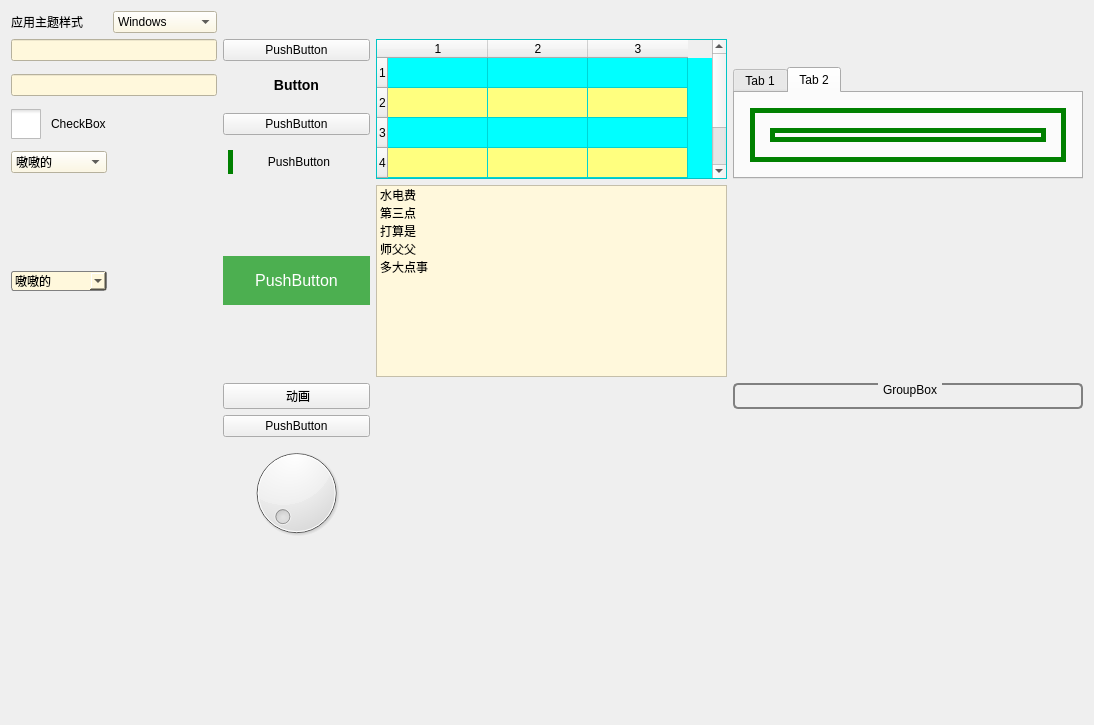
TYHJgy/QT-demo, file widgetsDemo/styledemoform.ui: the form before one commit.
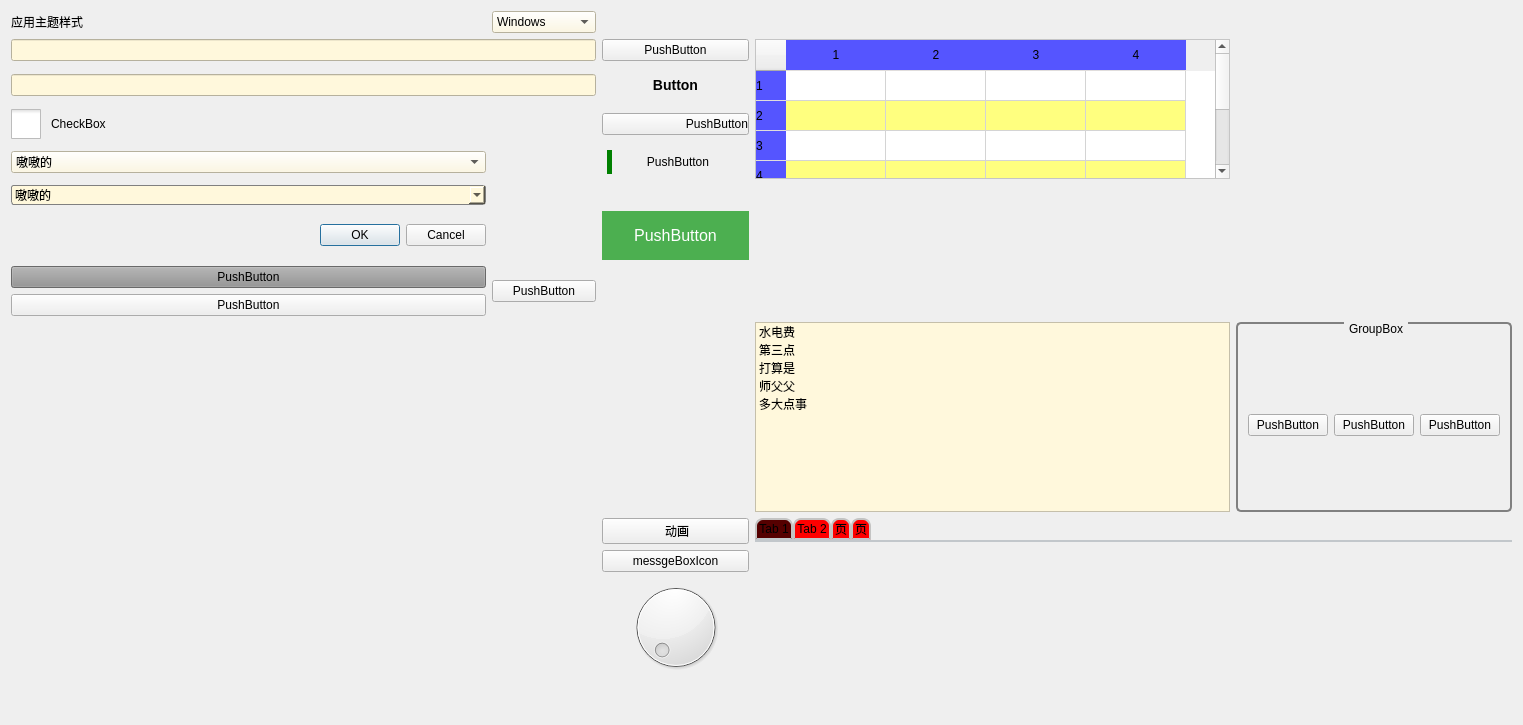
The form after the commit. Icons and pictures are not drawn.

Diff of the .ui file:
```diff
--- a/widgetsDemo/styledemoform.ui
+++ b/widgetsDemo/styledemoform.ui
@@ -6,7 +6,7 @@
    <rect>
     <x>0</x>
     <y>0</y>
-    <width>1094</width>
+    <width>1523</width>
     <height>725</height>
    </rect>
   </property>
@@ -19,17 +19,30 @@
     background-color: cornsilk;
     selection-color: #0a214c; 
     selection-background-color: #C19A6B;
+}
+
+QPushButton#pushButton_8{
+	background-color: rgb(147, 147, 147);
+	left: 20px;
+}
+QPushButton#pushButton_5{
+	icon:url(:/image/image/7903/w8.ico);
+}
+
+QMessageBox {
+	dialogbuttonbox-buttons-have-icons: true;
+	dialog-ok-icon: url(:/image/image/7903/w8.ico);
+	dialog-cancel-icon: url(:/image/image/7903/w8.ico);
+}
+
+QDialogButtonBox { 
+	dialogbuttonbox-buttons-have-icons: 1; 
+    dialog-cancel-icon: url(:/image/image/7903/w8.ico),
+                        url(:/image/image/7903/w8.ico) disabled;
 }</string>
   </property>
   <layout class="QGridLayout" name="gridLayout">
-   <item row="0" column="0">
-    <widget class="QLabel" name="label">
-     <property name="text">
-      <string>应用主题样式</string>
-     </property>
-    </widget>
-   </item>
-   <item row="9" column="2">
+   <item row="13" column="2">
     <spacer name="verticalSpacer">
      <property name="orientation">
       <enum>Qt::Vertical</enum>
@@ -42,6 +55,69 @@
      </property>
     </spacer>
    </item>
+   <item row="1" column="2">
+    <widget class="QPushButton" name="pushButton">
+     <property name="styleSheet">
+      <string notr="true">icon-size:10px</string>
+     </property>
+     <property name="text">
+      <string>PushButton</string>
+     </property>
+     <property name="icon">
+      <iconset resource="img.qrc">
+       <normaloff>:/image/image/7903/w8.ico</normaloff>:/image/image/7903/w8.ico</iconset>
+     </property>
+    </widget>
+   </item>
+   <item row="1" column="3" rowspan="4">
+    <widget class="QTableWidget" name="tableWidget">
+     <property name="styleSheet">
+      <string notr="true">QTableWidget {
+    selection-background-color: qlineargradient(x1: 0, y1: 0, x2: 0.5, y2: 0.5,
+                                stop: 0 #FF92BB, stop: 1 white);	
+	alternate-background-color: rgb(0, 255, 127);
+	background-color: rgb(255, 255, 255);
+	alternate-background-color: rgb(255, 255, 127);
+	
+}
+QTableWidget QTableCornerButton::section {
+    background: red;
+    border: 2px outset red;
+}
+QTableWidget::indicator:unchecked {
+    background-color: #d7d6d5
+}
+/*这里是表格表头样式*/
+QHeaderView::section {
+	background-color: rgb(85, 85, 255);
+    border:0px solid #E0DDDC;   /*先把边框宽度设为0，即隐藏所有表头边框*/
+    border-bottom:1px solid #E0DDDC;/*然后只显示下边框，因为上边框和左右边框是整个Table的边框，都显示会有2px的边框宽度*/
+    height:30px;                /*表头高度*/
+	width:30px;
+}
+</string>
+     </property>
+     <property name="alternatingRowColors">
+      <bool>true</bool>
+     </property>
+     <property name="rowCount">
+      <number>6</number>
+     </property>
+     <property name="columnCount">
+      <number>4</number>
+     </property>
+     <row/>
+     <row/>
+     <row/>
+     <row/>
+     <row/>
+     <row/>
+     <column/>
+     <column/>
+     <column/>
+     <column/>
+    </widget>
+   </item>
    <item row="2" column="0" colspan="2">
     <widget class="QLineEdit" name="lineEdit_2">
      <property name="styleSheet">
@@ -49,39 +125,6 @@
      </property>
     </widget>
    </item>
-   <item row="7" column="2">
-    <widget class="QPushButton" name="pushButton_7">
-     <property name="styleSheet">
-      <string notr="true">QPushButton#pushButton_7::menu-indicator {
-	image: url(:/image/image/7903/w8.ico);
-}
-QPushButton::menu-indicator {
-    image: url(myindicator.png);
-    subcontrol-position: right center;
-    subcontrol-origin: padding;
-    left: -2px;
-}</string>
-     </property>
-     <property name="text">
-      <string>PushButton</string>
-     </property>
-    </widget>
-   </item>
-   <item row="4" column="2">
-    <widget class="QPushButton" name="pushButton_4">
-     <property name="styleSheet">
-      <string notr="true">width: 30px;
-border: 5px solid green;
-padding: 5px;
-margin: 5px;
-border-style:none;
-border-left-style:solid;</string>
-     </property>
-     <property name="text">
-      <string>PushButton</string>
-     </property>
-    </widget>
-   </item>
    <item row="0" column="1">
     <widget class="QComboBox" name="comboBox">
      <item>
@@ -101,40 +144,89 @@
      </item>
     </widget>
    </item>
-   <item row="6" column="4">
-    <widget class="QGroupBox" name="groupBox">
-     <property name="styleSheet">
-      <string notr="true">QGroupBox {
-    background-color: qlineargradient(x1: 0, y1: 0, x2: 0, y2: 1,
-                                      stop: 0 #E0E0E0, stop: 1 #FFFFFF);
-    border: 2px solid gray;
-    border-radius: 5px;
-    margin-top: 1ex; /* leave space at the top for the title */
-}
-
-QGroupBox::title {
-    subcontrol-origin: margin;
-    subcontrol-position: top center; /* position at the top center */
-    padding: 0 3px;
-    background-color: qlineargradient(x1: 0, y1: 0, x2: 0, y2: 1,
-                                      stop: 0 #FF0ECE, stop: 1 #FFFFFF);
-}
-
-QGroupBox::indicator {
-    width: 13px;
-    height: 13px;
-}
-
-QGroupBox::indicator:unchecked {
-    mage: url(:/image/image/7903/w8.ico);
-}</string>
-     </property>
-     <property name="title">
-      <string>GroupBox</string>
-     </property>
-    </widget>
-   </item>
    <item row="6" column="2">
+    <widget class="QPushButton" name="pushButton_5">
+     <property name="styleSheet">
+      <string notr="true">    background-color: #4CAF50; /* Green */
+    border: none;
+    color: white;
+    padding: 15px 32px;
+    text-align: center;
+    text-decoration: none;
+    display: inline-block;
+    font-size: 16px;
+
+icon:url(:/image/image/7903/w8.ico);
+icon-size:15px;</string>
+     </property>
+     <property name="text">
+      <string>PushButton</string>
+     </property>
+     <property name="iconSize">
+      <size>
+       <width>10</width>
+       <height>10</height>
+      </size>
+     </property>
+    </widget>
+   </item>
+   <item row="10" column="3" colspan="2">
+    <widget class="QTabWidget" name="tabWidget_2">
+     <property name="styleSheet">
+      <string notr="true">QTabWidget::pane { 
+    border-top: 2px solid #C2C7CB;
+}
+QTabWidget::tab-bar {
+    
+    alignment: center;
+}
+
+QTabBar::tab:selected{
+	
+	background-color: rgb(85, 0, 0);
+}
+QTabBar::tab:hover {
+	
+	background-color: rgb(85, 0, 0);
+}
+
+QTabBar::tab {
+	
+	background-color: rgb(255, 0, 0);
+    border: 2px solid #C4C4C3;
+    border-bottom-color: #C2C7CB; /* same as the pane color */
+    border-top-left-radius: 8px;
+    border-top-right-radius: 8px;
+    min-width: 15ex;
+    padding: 2px;
+}</string>
+     </property>
+     <property name="currentIndex">
+      <number>0</number>
+     </property>
+     <widget class="QWidget" name="tab_3">
+      <attribute name="title">
+       <string>Tab 1</string>
+      </attribute>
+     </widget>
+     <widget class="QWidget" name="tab_4">
+      <attribute name="title">
+       <string>Tab 2</string>
+      </attribute>
+     </widget>
+     <widget class="QWidget" name="tab_5">
+      <attribute name="title">
+       <string>页</string>
+      </attribute>
+     </widget>
+     <widget class="QWidget" name="tab_6">
+      <attribute name="title">
+       <string>页</string>
+      </attribute>
+     </widget>
+    </widget>
+   </item>
+   <item row="10" column="2">
     <widget class="QPushButton" name="pushButton_6">
      <property name="styleSheet">
       <string notr="true">QPushButton#pushButton_6{	width:100px;
@@ -161,82 +253,24 @@
      </property>
     </widget>
    </item>
-   <item row="5" column="2">
-    <widget class="QPushButton" name="pushButton_5">
-     <property name="styleSheet">
-      <string notr="true">    background-color: #4CAF50; /* Green */
-    border: none;
-    color: white;
-    padding: 15px 32px;
-    text-align: center;
-    text-decoration: none;
-    display: inline-block;
-    font-size: 16px;</string>
-     </property>
-     <property name="text">
-      <string>PushButton</string>
-     </property>
-    </widget>
-   </item>
-   <item row="3" column="0">
-    <widget class="QCheckBox" name="checkBox">
-     <property name="styleSheet">
-      <string notr="true">QCheckBox {
-    spacing: 10px;
-}
-
-QCheckBox::indicator {
-    width: 30px;
-    height: 30px;
-}</string>
-     </property>
-     <property name="text">
-      <string>CheckBox</string>
-     </property>
-    </widget>
-   </item>
    <item row="1" column="0" colspan="2">
     <widget class="QLineEdit" name="lineEdit"/>
    </item>
-   <item row="3" column="2">
-    <widget class="QPushButton" name="pushButton_3">
+   <item row="4" column="2">
+    <widget class="QPushButton" name="pushButton_4">
+     <property name="styleSheet">
+      <string notr="true">width: 30px;
+border: 5px solid green;
+padding: 5px;
+margin: 5px;
+border-style:none;
+border-left-style:solid;</string>
+     </property>
      <property name="text">
       <string>PushButton</string>
      </property>
     </widget>
    </item>
-   <item row="4" column="0">
-    <widget class="QComboBox" name="comboBox_3">
-     <property name="styleSheet">
-      <string notr="true"/>
-     </property>
-     <item>
-      <property name="text">
-       <string>嗷嗷的</string>
-      </property>
-     </item>
-     <item>
-      <property name="text">
-       <string>是是是</string>
-      </property>
-     </item>
-     <item>
-      <property name="text">
-       <string>三四十万</string>
-      </property>
-     </item>
-     <item>
-      <property name="text">
-       <string>达到官方</string>
-      </property>
-     </item>
-     <item>
-      <property name="text">
-       <string>大得多</string>
-      </property>
-     </item>
-    </widget>
-   </item>
    <item row="5" column="0">
     <widget class="QComboBox" name="comboBox_2">
      <property name="styleSheet">
@@ -290,40 +324,141 @@
      </item>
     </widget>
    </item>
-   <item row="1" column="2">
-    <widget class="QPushButton" name="pushButton">
+   <item row="7" column="0">
+    <widget class="QPushButton" name="pushButton_8">
+     <property name="sizePolicy">
+      <sizepolicy hsizetype="Minimum" vsizetype="Fixed">
+       <horstretch>0</horstretch>
+       <verstretch>1</verstretch>
+      </sizepolicy>
+     </property>
+     <property name="text">
+      <string>PushButton</string>
+     </property>
+    </widget>
+   </item>
+   <item row="3" column="2">
+    <widget class="QPushButton" name="pushButton_3">
+     <property name="styleSheet">
+      <string notr="true">image: url(:/image/image/7903/w8.ico);
+image-position:left;
+text-align:right;</string>
+     </property>
+     <property name="text">
+      <string>PushButton</string>
+     </property>
+    </widget>
+   </item>
+   <item row="9" column="3">
+    <widget class="QListWidget" name="listWidget">
+     <item>
+      <property name="text">
+       <string>水电费</string>
+      </property>
+     </item>
+     <item>
+      <property name="text">
+       <string>第三点</string>
+      </property>
+     </item>
+     <item>
+      <property name="text">
+       <string>打算是</string>
+      </property>
+     </item>
+     <item>
+      <property name="text">
+       <string>师父父</string>
+      </property>
+     </item>
+     <item>
+      <property name="text">
+       <string>多大点事</string>
+      </property>
+     </item>
+    </widget>
+   </item>
+   <item row="0" column="0">
+    <widget class="QLabel" name="label">
+     <property name="text">
+      <string>应用主题样式</string>
+     </property>
+    </widget>
+   </item>
+   <item row="11" column="2">
+    <widget class="QPushButton" name="pushButton_7">
+     <property name="styleSheet">
+      <string notr="true">icon: url(:/image/image/7903/w8.ico);</string>
+     </property>
+     <property name="text">
+      <string>messgeBoxIcon</string>
+     </property>
+    </widget>
+   </item>
+   <item row="6" column="0">
+    <widget class="QDialogButtonBox" name="buttonBox">
      <property name="styleSheet">
       <string notr="true"/>
      </property>
-     <property name="text">
-      <string>PushButton</string>
-     </property>
-     <property name="icon">
-      <iconset resource="img.qrc">
-       <normaloff>:/image/image/7903/w8.ico</normaloff>:/image/image/7903/w8.ico</iconset>
+     <property name="standardButtons">
+      <set>QDialogButtonBox::Cancel|QDialogButtonBox::Ok</set>
      </property>
     </widget>
    </item>
-   <item row="2" column="4" rowspan="3">
-    <widget class="QTabWidget" name="tabWidget">
+   <item row="9" column="4">
+    <widget class="QGroupBox" name="groupBox">
      <property name="styleSheet">
-      <string notr="true">border: 5px solid green;
-margin: 15px;
-border-left-style:solid;</string>
+      <string notr="true">QGroupBox {
+    background-color: qlineargradient(x1: 0, y1: 0, x2: 0, y2: 1,
+                                      stop: 0 #E0E0E0, stop: 1 #FFFFFF);
+    border: 2px solid gray;
+    border-radius: 5px;
+    margin-top: 1ex; /* leave space at the top for the title */
+}
+
+QGroupBox::title {
+    subcontrol-origin: margin;
+    subcontrol-position: top center; /* position at the top center */
+    padding: 0 3px;
+    background-color: qlineargradient(x1: 0, y1: 0, x2: 0, y2: 1,
+                                      stop: 0 #FF0ECE, stop: 1 #FFFFFF);
+}
+
+QGroupBox::indicator {
+    width: 13px;
+    height: 13px;
+}
+
+QGroupBox::indicator:unchecked {
+    mage: url(:/image/image/7903/w8.ico);
+}</string>
      </property>
-     <property name="currentIndex">
-      <number>1</number>
+     <property name="title">
+      <string>GroupBox</string>
      </property>
-     <widget class="QWidget" name="tab">
-      <attribute name="title">
-       <string>Tab 1</string>
-      </attribute>
-     </widget>
-     <widget class="QWidget" name="tab_2">
-      <attribute name="title">
-       <string>Tab 2</string>
-      </attribute>
-     </widget>
+     <layout class="QGridLayout" name="gridLayout_2">
+      <item row="0" column="2">
+       <widget class="QPushButton" name="pushButton_10">
+        <property name="text">
+         <string>PushButton</string>
+        </property>
+       </widget>
+      </item>
+      <item row="0" column="0">
+       <widget class="QPushButton" name="pushButton_9">
+        <property name="text">
+         <string>PushButton</string>
+        </property>
+       </widget>
+      </item>
+      <item row="0" column="1">
+       <widget class="QPushButton" name="pushButton_11">
+        <property name="text">
+         <string>PushButton</string>
+        </property>
+       </widget>
+      </item>
+     </layout>
     </widget>
    </item>
    <item row="2" column="2">
@@ -347,96 +482,84 @@
      </property>
     </widget>
    </item>
-   <item row="1" column="4">
-    <spacer name="horizontalSpacer">
-     <property name="orientation">
-      <enum>Qt::Horizontal</enum>
-     </property>
-     <property name="sizeHint" stdset="0">
-      <size>
-       <width>40</width>
-       <height>20</height>
-      </size>
-     </property>
-    </spacer>
-   </item>
-   <item row="8" column="2">
+   <item row="12" column="2">
     <widget class="QDial" name="dial"/>
    </item>
-   <item row="1" column="3" rowspan="4">
-    <widget class="QTableWidget" name="tableWidget">
+   <item row="3" column="0">
+    <widget class="QCheckBox" name="checkBox">
      <property name="styleSheet">
-      <string notr="true">QTableWidget {
-    selection-background-color: qlineargradient(x1: 0, y1: 0, x2: 0.5, y2: 0.5,
-                                stop: 0 #FF92BB, stop: 1 white);
-	
-	
-	alternate-background-color: rgb(0, 255, 127);
-
-	background-color: rgb(0, 255, 255);
-
-	
-	alternate-background-color: rgb(255, 255, 127);
-
-
+      <string notr="true">QCheckBox {
+    spacing: 10px;
 }
-QTableWidget QTableCornerButton::section {
-    background: red;
-    border: 2px outset red;
-}
-QTableWidget::indicator:unchecked {
-    background-color: #d7d6d5
+
+QCheckBox::indicator {
+    width: 30px;
+    height: 30px;
 }</string>
      </property>
-     <property name="alternatingRowColors">
-      <bool>true</bool>
+     <property name="text">
+      <string>CheckBox</string>
      </property>
-     <property name="rowCount">
-      <number>6</number>
-     </property>
-     <property name="columnCount">
-      <number>3</number>
-     </property>
-     <row/>
-     <row/>
-     <row/>
-     <row/>
-     <row/>
-     <row/>
-     <column/>
-     <column/>
-     <column/>
     </widget>
    </item>
-   <item row="5" column="3">
-    <widget class="QListWidget" name="listWidget">
+   <item row="4" column="0">
+    <widget class="QComboBox" name="comboBox_3">
+     <property name="styleSheet">
+      <string notr="true"/>
+     </property>
      <item>
       <property name="text">
-       <string>水电费</string>
+       <string>嗷嗷的</string>
       </property>
      </item>
      <item>
       <property name="text">
-       <string>第三点</string>
+       <string>是是是</string>
       </property>
      </item>
      <item>
       <property name="text">
-       <string>打算是</string>
+       <string>三四十万</string>
       </property>
      </item>
      <item>
       <property name="text">
-       <string>师父父</string>
+       <string>达到官方</string>
       </property>
      </item>
      <item>
       <property name="text">
-       <string>多大点事</string>
+       <string>大得多</string>
       </property>
      </item>
     </widget>
    </item>
+   <item row="8" column="0">
+    <widget class="QPushButton" name="pushButton_12">
+     <property name="sizePolicy">
+      <sizepolicy hsizetype="Minimum" vsizetype="Fixed">
+       <horstretch>0</horstretch>
+       <verstretch>2</verstretch>
+      </sizepolicy>
+     </property>
+     <property name="text">
+      <string>PushButton</string>
+     </property>
+    </widget>
+   </item>
+   <item row="7" column="1" rowspan="2">
+    <widget class="QPushButton" name="pushButton_13">
+     <property name="sizePolicy">
+      <sizepolicy hsizetype="Minimum" vsizetype="Fixed">
+       <horstretch>0</horstretch>
+       <verstretch>0</verstretch>
+      </sizepolicy>
+     </property>
+     <property name="text">
+      <string>PushButton</string>
+     </property>
+    </widget>
+   </item>
   </layout>
  </widget>
  <resources>
```
